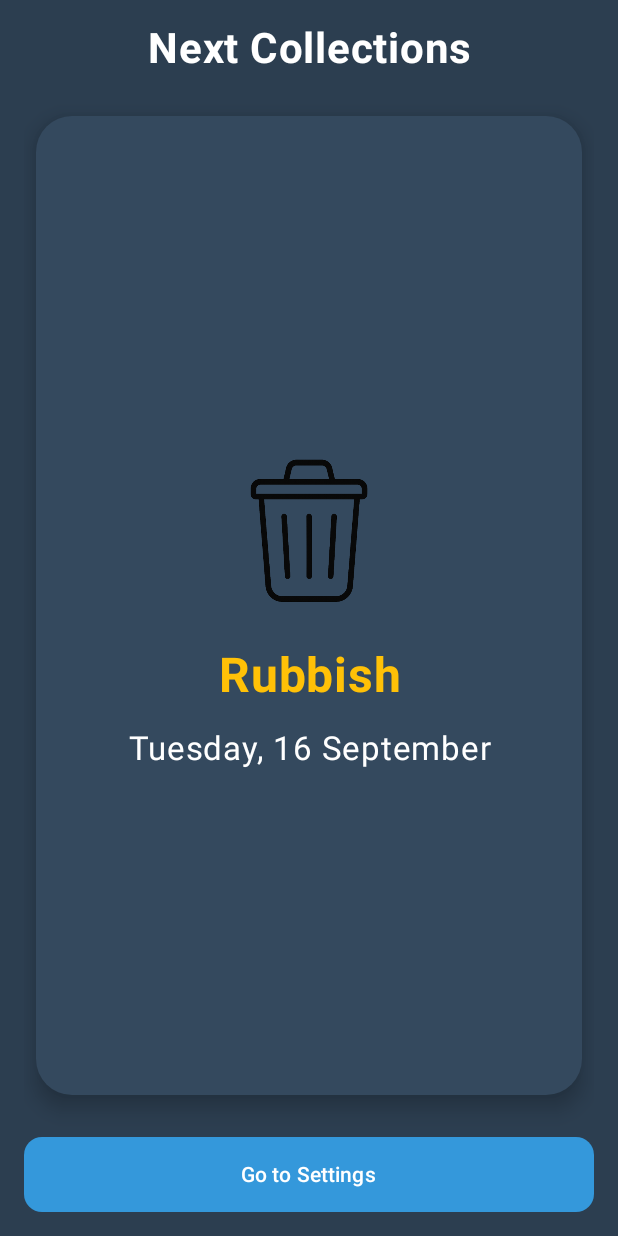
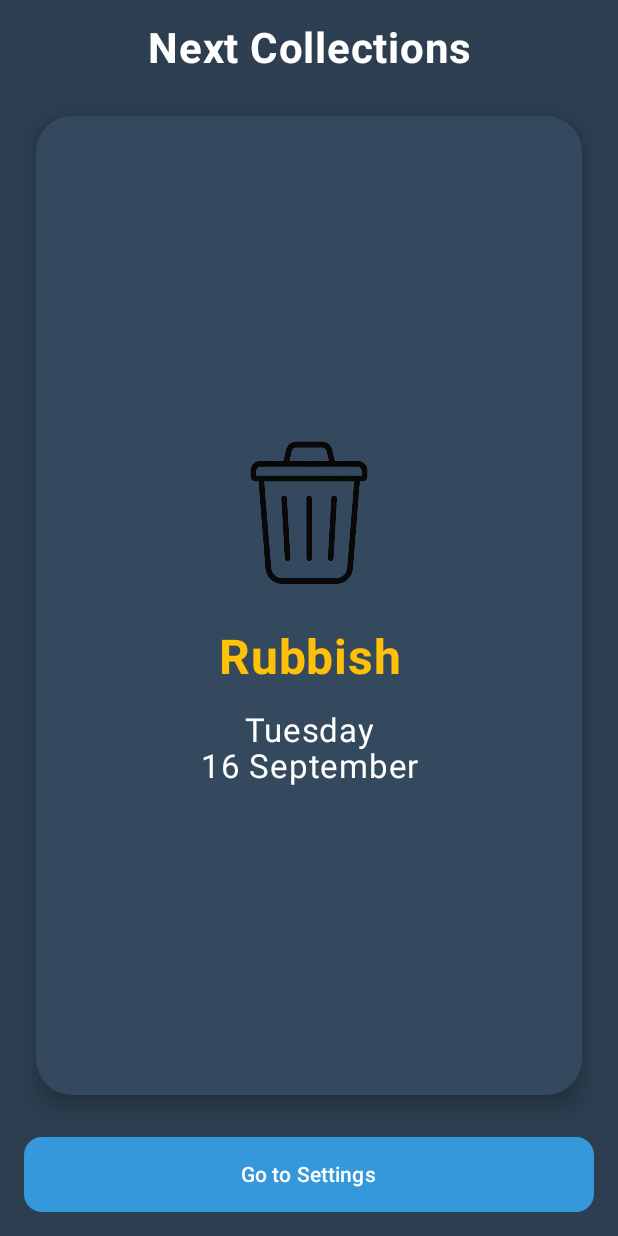
Before and after one commit to oozye1/rubishjuly24, an Android app built with Jetpack Compose: the screen it shows after launch (MainActivity), on a phone screen of 412 x 824 dp. Run offline under Robolectric (Android 15) with nearby library versions, the light colour scheme and no system bars; our stand-ins replace AdMob; 5 statements that could not run were skipped.

```diff
--- a/app/src/main/java/co/uk/doverguitarteacher/rubbishdayreminder/MainActivity.kt
+++ b/app/src/main/java/co/uk/doverguitarteacher/rubbishdayreminder/MainActivity.kt
@@ -7,7 +7,6 @@ import android.content.Intent
 import android.content.pm.PackageManager
 import android.content.res.Configuration
 import android.graphics.Typeface
-import android.net.Uri
 import android.os.Build
 import android.os.Bundle
 import android.provider.Settings
@@ -20,7 +19,6 @@ import android.widget.Toast
 import androidx.activity.ComponentActivity
 import androidx.activity.compose.setContent
 import androidx.activity.result.contract.ActivityResultContracts.RequestPermission
-import androidx.annotation.SuppressLint
 import androidx.compose.foundation.ExperimentalFoundationApi
 import androidx.compose.foundation.Image
 import androidx.compose.foundation.background
@@ -135,9 +133,9 @@ class MainActivity : ComponentActivity() {
 
 data class UpcomingCollection(val bin: BinType, val date: LocalDate)
 
-@SuppressLint("NewApi")
+@Suppress("NewApi")
 fun generateUpcomingCollections(settingsManager: SettingsManager): List<UpcomingCollection> {
-    val today = LocalDate.now()
+    val today = java.time.LocalDate.now()
     return BinTypes.ALL_BINS
         .filter { settingsManager.isBinEnabled(it.id) }
         .map { bin -> UpcomingCollection(bin, nextDateForBin(bin, settingsManager, today)) }
@@ -427,10 +425,10 @@ private fun populateNativeAdView(
 private fun Context.dpToPx(dp: Int): Int =
     (dp * resources.displayMetrics.density).roundToInt()
 
-@SuppressLint("NewApi")
+@Suppress("NewApi")
 @Composable
 fun CollectionCard(collection: UpcomingCollection, isLandscape: Boolean = false) {
-    val dateFormatter = DateTimeFormatter.ofPattern("EEEE, d MMMM")
+    val dateFormatter = java.time.format.DateTimeFormatter.ofPattern("EEEE\nd MMMM")
 
     val titleColor: Color =
         if (collection.bin.displayName.equals("Rubbish", ignoreCase = true)) {
```
